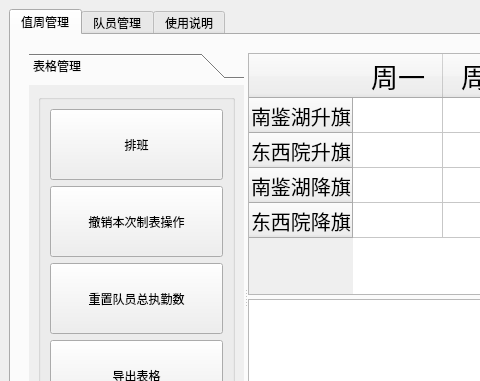
Qt form systemwindow.ui (FY-ming/WHUT-workSystem-window-version) before a commit; both pictures show x 0 to 480 and y 0 to 381 of the 850 by 570 pixel window.
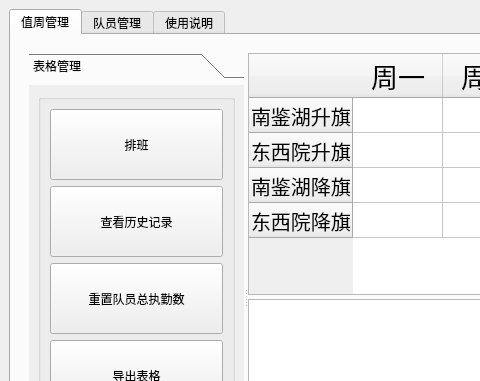
The same form after that commit. The open tabs and pages were chosen to show the change. Icons and pictures are not drawn.

Commit message: 移除撤销功能，新添加历史记录查看与回退功能

Diff of the .ui file:
```diff
--- a/systemwindow.ui
+++ b/systemwindow.ui
@@ -106,7 +106,7 @@
                       </sizepolicy>
                      </property>
                      <property name="text">
-                      <string>撤销本次制表操作</string>
+                      <string>查看历史记录</string>
                      </property>
                     </widget>
                    </item>
```
The commit also changes 5 other files.
